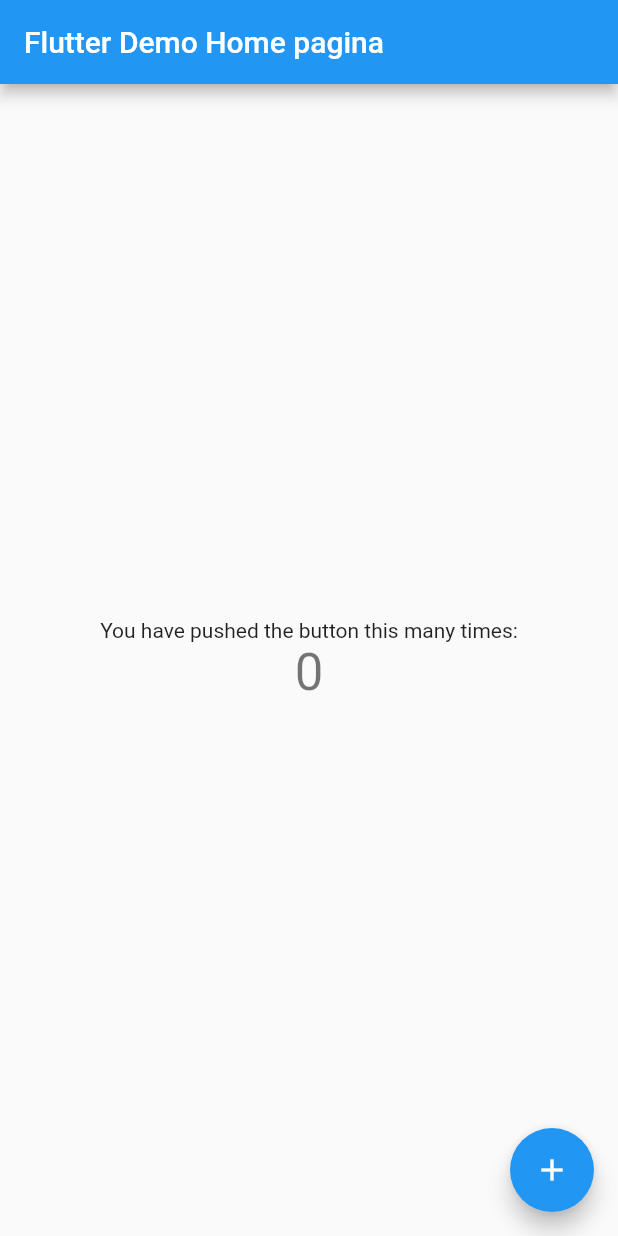
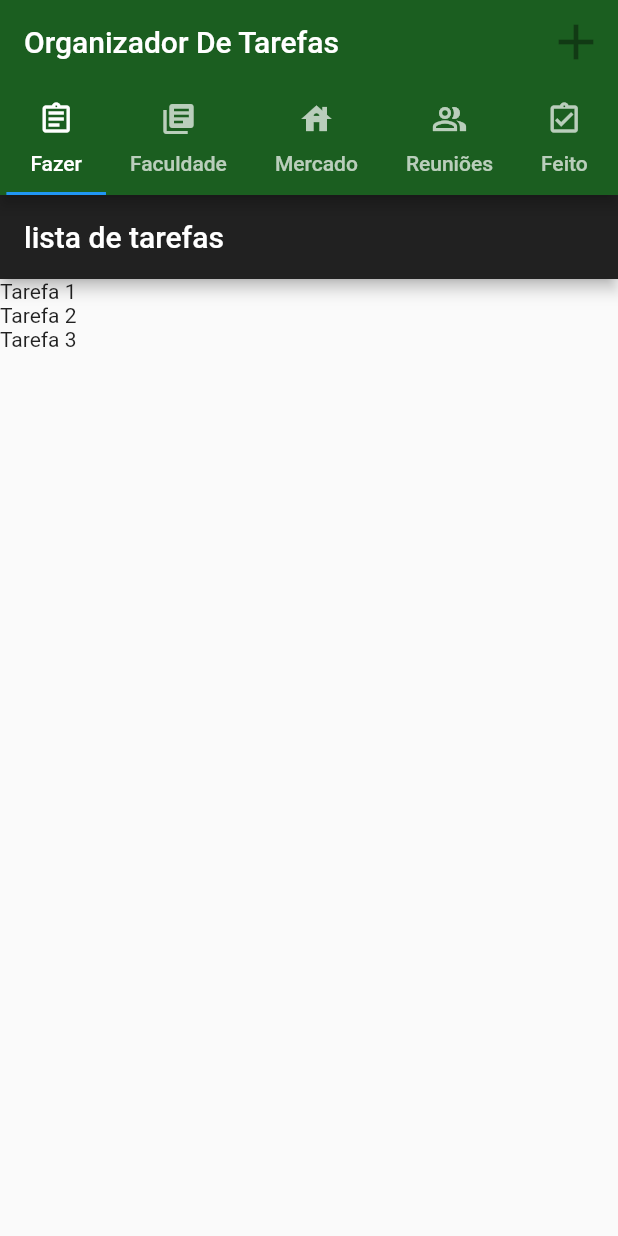
Before and after one commit to fabricioromanii/AppFlutter, a Flutter app: the screen it shows after launch, on a phone screen of 412 x 824 dp. Run offline on Flutter 3.47's test engine with Material 2 defaults, Android fonts, the phone set to English and light mode, and no system bars.

Commit message:
add header

```diff
--- /dev/null
+++ b/lib/data/dummy_tarefas.dart
@@ -0,0 +1,19 @@
+import 'package:CursoFlutter/models/tarefas.dart';
+
+const TAREFAS = {
+  '1': const Tarefa(
+    id:'1',
+    name:'Tarefa 1',
+    classificacao:'importante',
+  ),
+  '2': const Tarefa(
+  id:'2',
+  name:'Tarefa 2',
+  classificacao:'importante',
+  ),
+  '3': const Tarefa(
+  id:'3',
+  name:'Tarefa 3',
+  classificacao:'importante',
+  ),
+};
--- a/lib/main.dart
+++ b/lib/main.dart
@@ -1,117 +1,79 @@
+import 'package:flutter/cupertino.dart';
 import 'package:flutter/material.dart';
+import 'package:flutter/widgets.dart';
+import 'package:CursoFlutter/views/tarefas_list.dart';
 
-void main() {
-  runApp(MyApp());
+main(){
+  runApp(new MyApp());
 }
-
 class MyApp extends StatelessWidget {
-  // This widget is the root of your application.
   @override
-  Widget build(BuildContext context) {
+  Widget build(BuildContext context){
     return MaterialApp(
-      title: 'Flutter Demo',
-      theme: ThemeData(
-        // This is the theme of your application.
-        //
-        // Try running your application with "flutter run". You'll see the
-        // application has a blue toolbar. Then, without quitting the app, try
-        // changing the primarySwatch below to Colors.green and then invoke
-        // "hot reload" (press "r" in the console where you ran "flutter run",
-        // or simply save your changes to "hot reload" in a Flutter IDE).
-        // Notice that the counter didn't reset back to zero; the application
-        // is not restarted.
-        primarySwatch: Colors.blue,
-        // This makes the visual density adapt to the platform that you run
-        // the app on. For desktop platforms, the controls will be smaller and
-        // closer together (more dense) than on mobile platforms.
-        visualDensity: VisualDensity.adaptivePlatformDensity,
+      home: DefaultTabController(
+        length: choices.length,
+        child: Scaffold(
+          appBar: AppBar(
+            title: const Text("Organizador De Tarefas"),
+            backgroundColor: Colors.green[900],
+            elevation: 4.0,
+            actions:[
+              IconButton(
+                icon: Icon(Icons.add_outlined),
+                iconSize:40,
+                color: Colors.white,
+                //onPressed: addTarefa,
+              ),
+            ],
+            bottom: TabBar(
+              isScrollable:true,
+              tabs: choices.map<Widget>((Choice choice){
+                return Tab(
+                  text: choice.title,
+                  icon: Icon(choice.icon),
+                );
+              }).toList(),
+            ),
+          ),
+          body:TarefasList(),
+        ),
       ),
-      home: MyHomePage(title: 'Flutter Demo Home pagina'),
     );
   }
 }
 
-class MyHomePage extends StatefulWidget {
-  MyHomePage({Key key, this.title}) : super(key: key);
-
-  // This widget is the home page of your application. It is stateful, meaning
-  // that it has a State object (defined below) that contains fields that affect
-  // how it looks.
-
-  // This class is the configuration for the state. It holds the values (in this
-  // case the title) provided by the parent (in this case the App widget) and
-  // used by the build method of the State. Fields in a Widget subclass are
-  // always marked "final".
-
+class Choice{
   final String title;
-
-  @override
-  _MyHomePageState createState() => _MyHomePageState();
+  final IconData icon;
+  const Choice({this.title, this.icon});
 }
 
-class _MyHomePageState extends State<MyHomePage> {
-  int _counter = 0;
+const List<Choice> choices = <Choice>[
+  Choice(title:'Fazer',icon: Icons.assignment_outlined),
+  Choice(title:'Faculdade',icon: Icons.library_books),
+  Choice(title:'Mercado',icon: Icons.house),
+  Choice(title:'Reuniões',icon: Icons.people_alt_outlined),
+  Choice(title:'Feito',icon: Icons.assignment_turned_in_outlined),
+];
 
-  void _incrementCounter() {
-    setState(() {
-      // This call to setState tells the Flutter framework that something has
-      // changed in this State, which causes it to rerun the build method below
-      // so that the display can reflect the updated values. If we changed
-      // _counter without calling setState(), then the build method would not be
-      // called again, and so nothing would appear to happen.
-      _counter++;
-    });
-  }
-
+class ChoicePage extends StatelessWidget{
+  const ChoicePage({Key key, this.choice}):super(key:key);
+  final Choice choice;
   @override
-  Widget build(BuildContext context) {
-    // This method is rerun every time setState is called, for instance as done
-    // by the _incrementCounter method above.
-    //
-    // The Flutter framework has been optimized to make rerunning build methods
-    // fast, so that you can just rebuild anything that needs updating rather
-    // than having to individually change instances of widgets.
-    return Scaffold(
-      appBar: AppBar(
-        // Here we take the value from the MyHomePage object that was created by
-        // the App.build method, and use it to set our appbar title.
-        title: Text(widget.title),
-      ),
-      body: Center(
-        // Center is a layout widget. It takes a single child and positions it
-        // in the middle of the parent.
+  Widget build(BuildContext context){
+    final TextStyle textStyle = Theme.of(context).textTheme.display1;
+    return Card(
+      color: Colors.white,
+      child:Center(
         child: Column(
-          // Column is also a layout widget. It takes a list of children and
-          // arranges them vertically. By default, it sizes itself to fit its
-          // children horizontally, and tries to be as tall as its parent.
-          //
-          // Invoke "debug painting" (press "p" in the console, choose the
-          // "Toggle Debug Paint" action from the Flutter Inspector in Android
-          // Studio, or the "Toggle Debug Paint" command in Visual Studio Code)
-          // to see the wireframe for each widget.
-          //
-          // Column has various properties to control how it sizes itself and
-          // how it positions its children. Here we use mainAxisAlignment to
-          // center the children vertically; the main axis here is the vertical
-          // axis because Columns are vertical (the cross axis would be
-          // horizontal).
-          mainAxisAlignment: MainAxisAlignment.center,
+          mainAxisSize: MainAxisSize.min,
+          crossAxisAlignment: CrossAxisAlignment.center,
           children: <Widget>[
-            Text(
-              'You have pushed the button this many times:',
-            ),
-            Text(
-              '$_counter',
-              style: Theme.of(context).textTheme.headline4,
-            ),
+            Icon(choice.icon,color:textStyle.color,),
+            Text(choice.title, style: textStyle),
           ],
         ),
       ),
-      floatingActionButton: FloatingActionButton(
-        onPressed: _incrementCounter,
-        tooltip: 'Increment',
-        child: Icon(Icons.add),
-      ), // This trailing comma makes auto-formatting nicer for build methods.
     );
   }
 }
--- /dev/null
+++ b/lib/models/tarefas.dart
@@ -0,0 +1,13 @@
+import 'package:flutter/material.dart';
+
+class Tarefa{
+  final String id;
+  final String name;
+  final String classificacao;
+
+  const Tarefa({
+    this.id,
+    @required this.name,
+    @required this.classificacao,
+  });
+}
--- /dev/null
+++ b/lib/views/tarefas_list.dart
@@ -0,0 +1,19 @@
+import 'package:flutter/material.dart';
+import 'package:CursoFlutter/data/dummy_tarefas.dart';
+
+class TarefasList extends StatelessWidget {
+  @override
+  Widget build(BuildContext context) {
+    const tarefas = {...TAREFAS};
+    return Scaffold(
+      appBar: AppBar(
+        title : Text('lista de tarefas '),
+        backgroundColor: Colors.grey[900],
+      ),
+      body: ListView.builder(
+        itemBuilder: (ctx,i)=> Text(tarefas.values.elementAt(i).name),
+        itemCount: tarefas.length,
+      ),
+    );
+  }
+}
```
Also changed, not shown: 1 other file.
